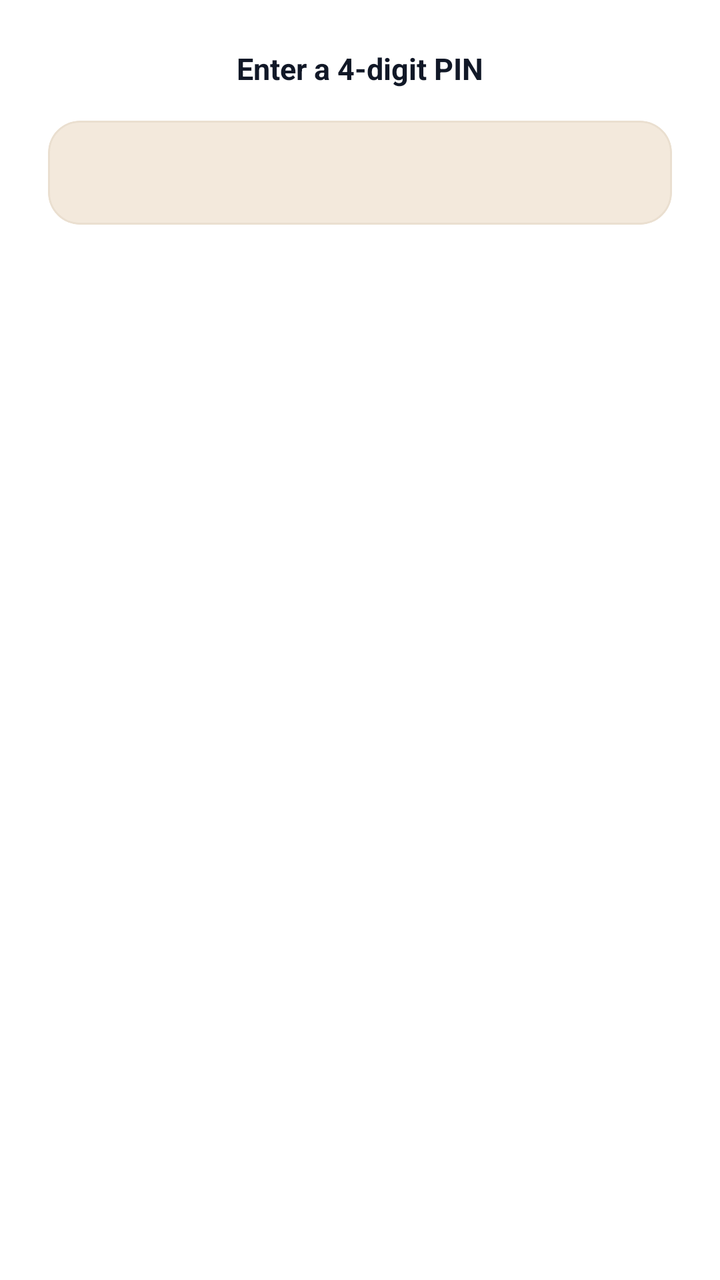
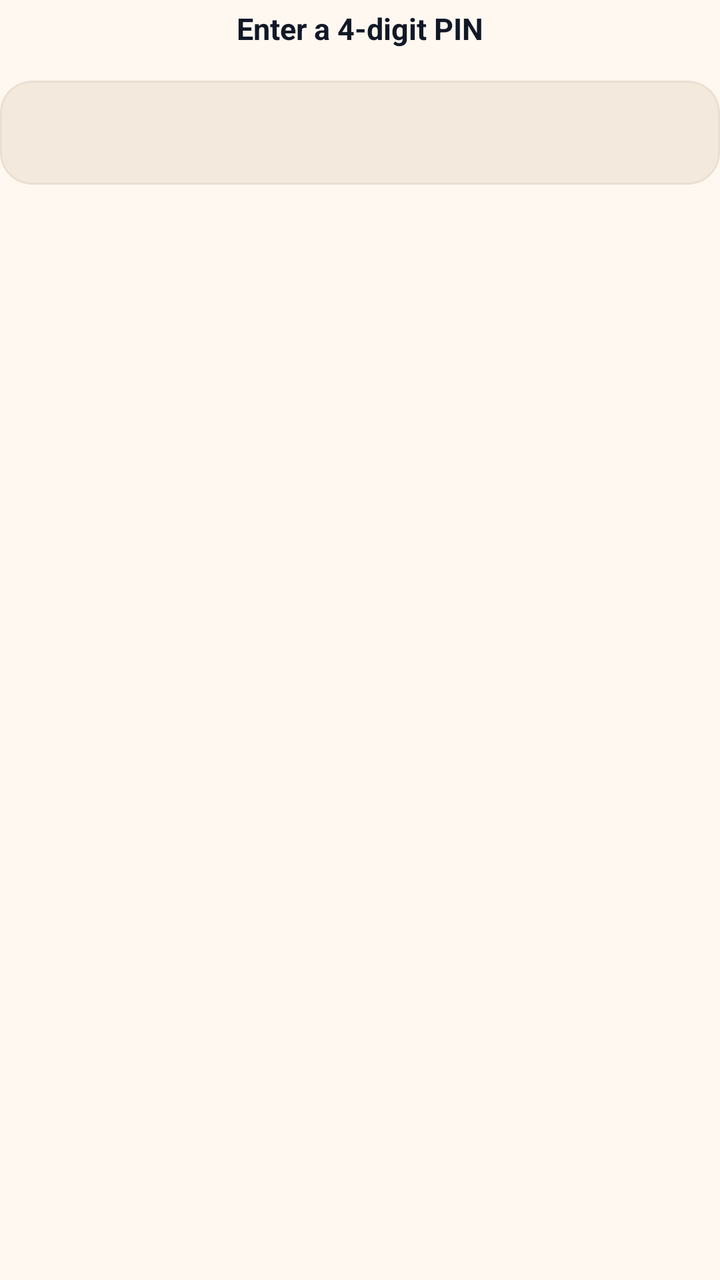

Compare the two renders of this Android layout. The source of the first and the diff that turns it into the second are given below.
<!-- AndroidManifest.xml: application theme AppTheme -->
<!-- res/layout/dialog_pin_entry.xml -->
<LinearLayout
	xmlns:android="http://schemas.android.com/apk/res/android"
	xmlns:app="http://schemas.android.com/apk/res-auto"
	xmlns:tools="http://schemas.android.com/tools"
	android:layout_width="match_parent"
	android:layout_height="wrap_content"
	android:padding="24dp"
	android:orientation="vertical"
	android:background="?attr/colorSurface">
	<TextView
		android:id="@+id/tv_pin_dialog_message"
		android:layout_width="match_parent"
		android:layout_height="wrap_content"
		android:layout_marginBottom="16dp"
		android:gravity="center_horizontal|center_vertical"
		android:text="Enter a 4-digit PIN"
		android:textSize="15sp"
		android:textStyle="bold"
		android:focusable="false" />
	<com.google.android.material.card.MaterialCardView
		android:id="@+id/cardview8"
		android:layout_width="match_parent"
		android:layout_height="wrap_content"
		app:cardBackgroundColor="@color/colorSurfaceRaised"
		app:cardCornerRadius="16dp"
		app:cardElevation="0dp"
		app:strokeColor="@color/colorCardStroke"
		app:strokeWidth="1dp">
		<EditText
			android:id="@+id/et_pin_dialog_input"
			android:layout_width="match_parent"
			android:layout_height="52dp"
			android:background="@android:color/transparent"
			android:gravity="center_horizontal|center_vertical"
			android:textSize="24sp"
			android:textStyle="bold"
			android:textColor="@color/colorTextPrimary"
			android:inputType="numberPassword"
			android:focusable="true"
			android:focusableInTouchMode="true"
			android:letterSpacing="0.5"
			android:maxLength="4"
			android:paddingHorizontal="16dp" />
	</com.google.android.material.card.MaterialCardView>
	<TextView
		android:id="@+id/tv_pin_dialog_error"
		android:layout_width="match_parent"
		android:layout_height="wrap_content"
		android:layout_marginTop="10dp"
		android:gravity="center_horizontal|center_vertical"
		android:textSize="12sp"
		android:textColor="@color/colorError"
		android:visibility="gone"
		android:focusable="false" />
</LinearLayout>
<!-- resources referenced by this layout -->
<resources>
  <color name="colorCardStroke">#EADFD0</color>
  <color name="colorError">#EF4444</color>
  <color name="colorSurfaceRaised">#F3E9DC</color>
  <color name="colorTextPrimary">#111827</color>
  <style name="HarvanaPopupMenu" parent="Widget.MaterialComponents.PopupMenu">
          <item name="android:popupBackground">@drawable/bg_popup_menu</item>
          <item name="android:popupElevation">10dp</item>
      </style>
  <style name="HarvanaSpinner" parent="Widget.AppCompat.Spinner">
          <item name="android:popupBackground">@color/colorSurface</item>
          <item name="android:dropDownSelector">@color/colorAccentRipple</item>
      </style>
  <!-- drawable ic_nav_back (drawable) -->
  <?xml version="1.0" encoding="utf-8"?>
  <vector xmlns:android="http://schemas.android.com/apk/res/android"
      android:width="24dp" android:height="24dp" android:viewportWidth="24" android:viewportHeight="24"
      android:autoMirrored="true"
      android:tint="?attr/colorControlNormal">
      <path android:fillColor="#FFFFFFFF" android:pathData="M20,11H7.83l5.59,-5.59L12,4l-8,8 8,8 1.41,-1.41L7.83,13H20v-2z" />
  </vector>
  <style name="HarvanaTextView" parent="android:Widget.TextView">
          <item name="android:textColor">@color/colorTextPrimary</item>
      </style>
  <color name="colorBackground">#FFF8F0</color>
  <color name="colorAccent">#FF9030</color>
  <color name="colorTextOnAccent">#111827</color>
  <color name="colorAccentDark">#E57A14</color>
  <color name="colorTextPrimaryWhite">#FFFFFF</color>
  <color name="colorControlNormal">#6B7280</color>
  <color name="colorAccentRipple">#1AFF9030</color>
  <color name="colorAccentStroke">#33FF9030</color>
  <color name="colorAccentStrong">#B85F0A</color>
  <color name="colorSurface">#FFFFFF</color>
  <color name="colorTextSecondary">#4B5563</color>
  <color name="colorTextTertiary">#6B7280</color>
  <style name="HarvanaAlertDialog" parent="ThemeOverlay.MaterialComponents.MaterialAlertDialog">
          <item name="colorPrimary">@color/colorAccent</item>
          <item name="colorAccent">@color/colorAccent</item>
          <item name="colorSurface">@color/colorSurface</item>
          <item name="colorOnPrimary">@color/colorTextOnAccent</item>
          <item name="colorOnSurface">@color/colorTextPrimary</item>
          <item name="android:textColorPrimary">@color/colorTextPrimary</item>
          <item name="android:textColor">@color/colorTextPrimary</item>
          <item name="android:windowBackground">@color/colorSurface</item>
          <item name="buttonBarPositiveButtonStyle">@style/HarvanaDialogButton</item>
          <item name="buttonBarNegativeButtonStyle">@style/HarvanaDialogButton</item>
          <item name="buttonBarNeutralButtonStyle">@style/HarvanaDialogButton</item>
      </style>
  <!-- drawable bg_popup_menu (drawable) -->
  <?xml version="1.0" encoding="utf-8"?>
  <shape xmlns:android="http://schemas.android.com/apk/res/android" android:shape="rectangle">
      <solid android:color="@color/colorPopupSurface" />
      <stroke android:width="1dp" android:color="@color/colorCardStroke" />
      <corners android:radius="14dp" />
  </shape>
  <style name="HarvanaDialogButton" parent="Widget.MaterialComponents.Button.TextButton.Dialog">
          <item name="android:textColor">@color/colorAccent</item>
          <item name="android:minHeight">48dp</item>
      </style>
  <style name="HarvanaBottomSheetStyle" parent="Widget.MaterialComponents.BottomSheet.Modal">
          <item name="backgroundTint">?attr/colorSurface</item>
          <item name="shapeAppearanceOverlay">@style/HarvanaBottomSheetShape</item>
      </style>
  <color name="colorPopupSurface">#F4E8D6</color>
  <style name="HarvanaBottomSheetShape" parent="">
          <item name="cornerFamily">rounded</item>
          <item name="cornerSizeTopLeft">20dp</item>
          <item name="cornerSizeTopRight">20dp</item>
          <item name="cornerSizeBottomLeft">0dp</item>
          <item name="cornerSizeBottomRight">0dp</item>
      </style>
  <!-- unchanged entries left out for length: 2 -->
</resources>

<!-- the commit's change to res/layout/dialog_pin_entry.xml (unified diff, before → after) -->
@@ -4,9 +4,9 @@
 	xmlns:tools="http://schemas.android.com/tools"
 	android:layout_width="match_parent"
 	android:layout_height="wrap_content"
-	android:padding="24dp"
-	android:orientation="vertical"
-	android:background="?attr/colorSurface">
+	android:paddingTop="4dp"
+	android:paddingBottom="4dp"
+	android:orientation="vertical">
 	<TextView
 		android:id="@+id/tv_pin_dialog_message"
 		android:layout_width="match_parent"
